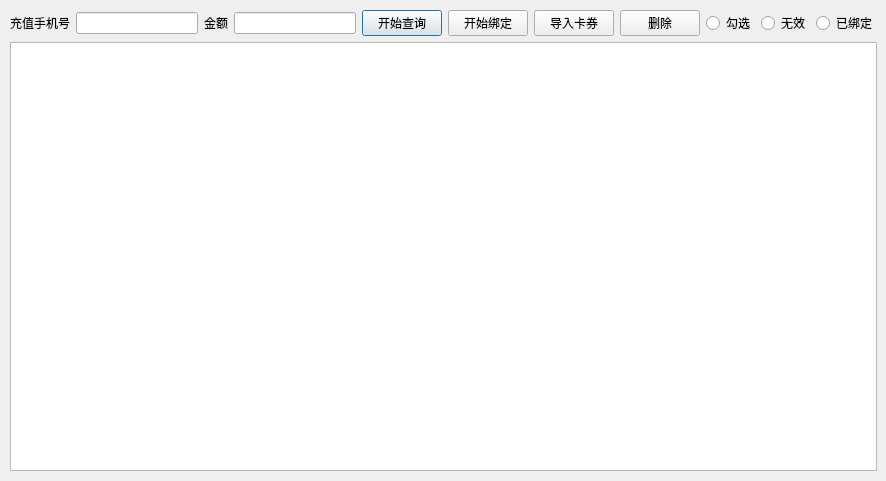
Above: main/chargedialog.ui from kinglon/coupon before the change. Below: the same form after it.
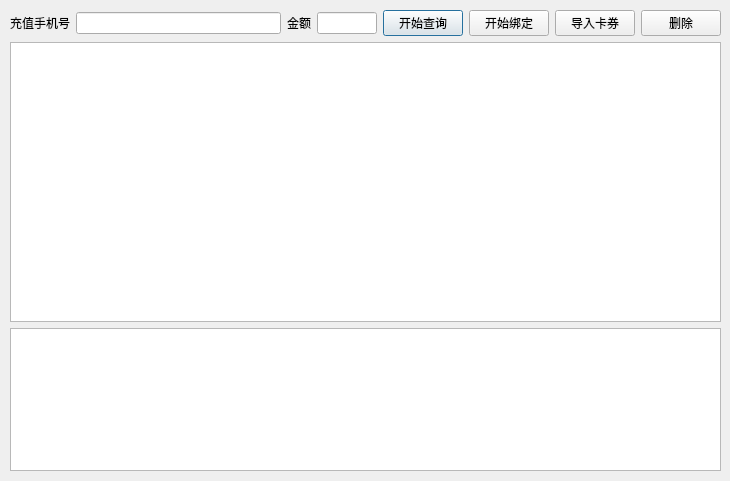
That is the form after the change.

```diff
--- a/main/chargedialog.ui
+++ b/main/chargedialog.ui
@@ -6,19 +6,19 @@
    <rect>
     <x>0</x>
     <y>0</y>
-    <width>886</width>
+    <width>730</width>
     <height>481</height>
    </rect>
   </property>
   <property name="windowTitle">
    <string>Dialog</string>
   </property>
-  <widget class="QWidget" name="">
+  <widget class="QWidget" name="layoutWidget">
    <property name="geometry">
     <rect>
      <x>10</x>
      <y>10</y>
-     <width>867</width>
+     <width>711</width>
      <height>461</height>
     </rect>
    </property>
@@ -49,7 +49,14 @@
        </widget>
       </item>
       <item>
-       <widget class="QLineEdit" name="chargeMoneyEdit"/>
+       <widget class="QLineEdit" name="chargeMoneyEdit">
+        <property name="maximumSize">
+         <size>
+          <width>60</width>
+          <height>16777215</height>
+         </size>
+        </property>
+       </widget>
       </item>
       <item>
        <widget class="QPushButton" name="startQueryButton">
@@ -79,31 +86,35 @@
         </property>
        </widget>
       </item>
-      <item>
-       <widget class="QRadioButton" name="delSelectionButton">
-        <property name="text">
-         <string>勾选</string>
-        </property>
-       </widget>
-      </item>
-      <item>
-       <widget class="QRadioButton" name="delInvalidButton">
-        <property name="text">
-         <string>无效</string>
-        </property>
-       </widget>
-      </item>
-      <item>
-       <widget class="QRadioButton" name="delBoundButton">
-        <property name="text">
-         <string>已绑定</string>
-        </property>
-       </widget>
-      </item>
      </layout>
     </item>
     <item>
-     <widget class="QListWidget" name="couponListWidget"/>
+     <widget class="QTableView" name="couponTableView">
+      <property name="minimumSize">
+       <size>
+        <width>0</width>
+        <height>280</height>
+       </size>
+      </property>
+      <property name="maximumSize">
+       <size>
+        <width>16777215</width>
+        <height>280</height>
+       </size>
+      </property>
+      <property name="editTriggers">
+       <set>QAbstractItemView::NoEditTriggers</set>
+      </property>
+      <property name="selectionMode">
+       <enum>QAbstractItemView::NoSelection</enum>
+      </property>
+      <property name="selectionBehavior">
+       <enum>QAbstractItemView::SelectRows</enum>
+      </property>
+     </widget>
+    </item>
+    <item>
+     <widget class="QTextEdit" name="logEdit"/>
     </item>
    </layout>
   </widget>
```
Left out of the diff: 2 changed lines with no effect on the pictures.
